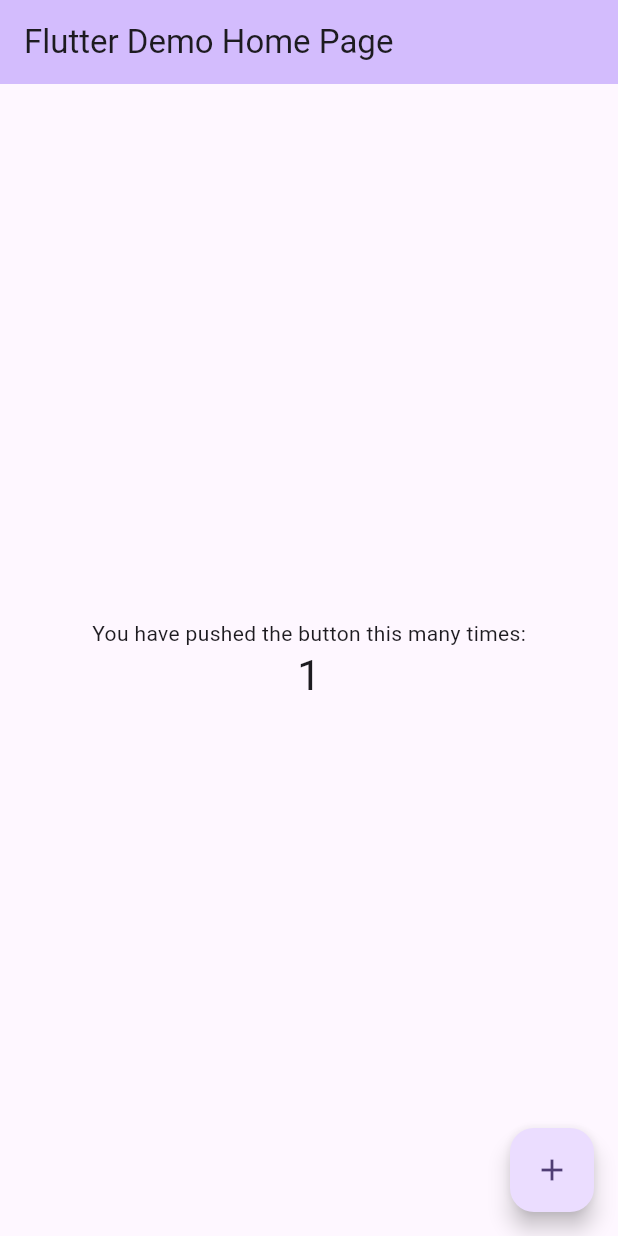
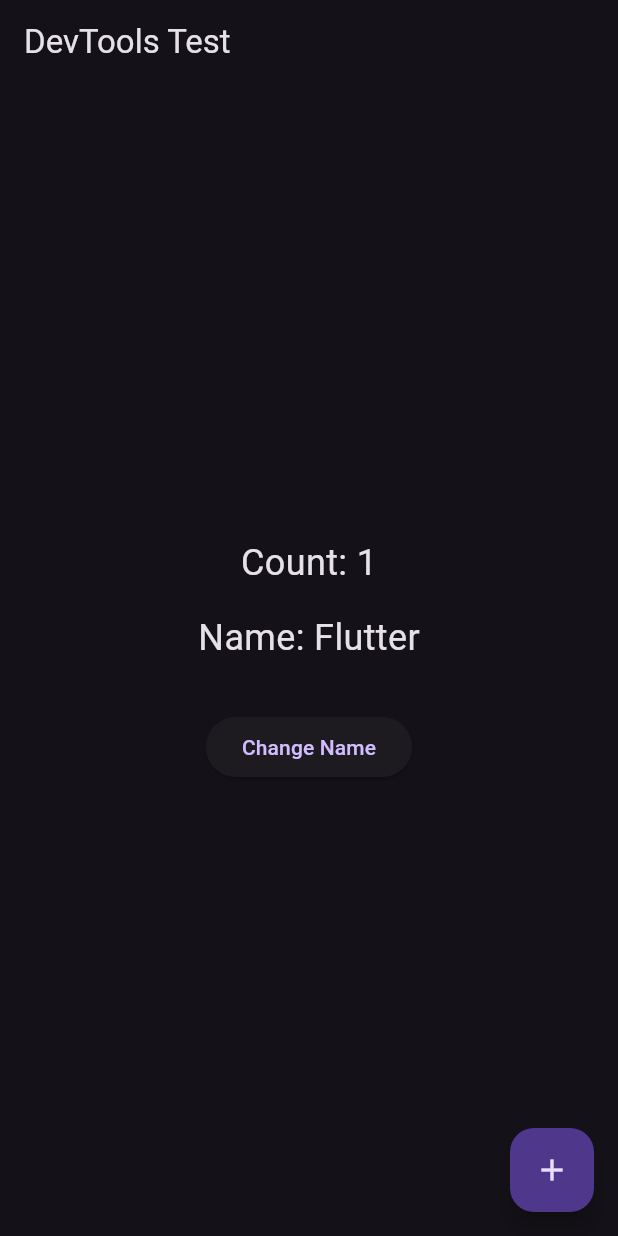
Before and after one commit to yutsuki3/riverpod_devtools, a Flutter app: the screen it shows after launch, after a tap on the "add" icon, on a phone screen of 412 x 824 dp. Run offline on Flutter 3.47's test engine with Material 3 defaults, Android fonts, the phone set to English and light mode, and no system bars; our stand-ins replace flutter_riverpod, vm_service; missing offline and left inert: devtools_extensions.

Commit message:
feat: integrate Riverpod DevTools into the example app with Riverpod for state management.

```diff
--- a/example/lib/main.dart
+++ b/example/lib/main.dart
@@ -1,122 +1,62 @@
 import 'package:flutter/material.dart';
+import 'package:flutter_riverpod/flutter_riverpod.dart';
+import 'package:riverpod_devtools/riverpod_devtools.dart';
+
+final counterProvider = StateProvider<int>((ref) => 0);
+final nameProvider = StateProvider<String>((ref) => 'Flutter');
 
 void main() {
-  runApp(const MyApp());
+  runApp(
+    ProviderScope(
+      observers: [RiverpodDevToolsObserver()],
+      child: const MyApp(),
+    ),
+  );
 }
 
 class MyApp extends StatelessWidget {
   const MyApp({super.key});
 
-  // This widget is the root of your application.
   @override
   Widget build(BuildContext context) {
     return MaterialApp(
-      title: 'Flutter Demo',
-      theme: ThemeData(
-        // This is the theme of your application.
-        //
-        // TRY THIS: Try running your application with "flutter run". You'll see
-        // the application has a purple toolbar. Then, without quitting the app,
-        // try changing the seedColor in the colorScheme below to Colors.green
-        // and then invoke "hot reload" (save your changes or press the "hot
-        // reload" button in a Flutter-supported IDE, or press "r" if you used
-        // the command line to start the app).
-        //
-        // Notice that the counter didn't reset back to zero; the application
-        // state is not lost during the reload. To reset the state, use hot
-        // restart instead.
-        //
-        // This works for code too, not just values: Most code changes can be
-        // tested with just a hot reload.
-        colorScheme: ColorScheme.fromSeed(seedColor: Colors.deepPurple),
-      ),
-      home: const MyHomePage(title: 'Flutter Demo Home Page'),
+      title: 'Riverpod DevTools Test',
+      theme: ThemeData.dark(),
+      home: const HomePage(),
     );
   }
 }
 
-class MyHomePage extends StatefulWidget {
-  const MyHomePage({super.key, required this.title});
-
-  // This widget is the home page of your application. It is stateful, meaning
-  // that it has a State object (defined below) that contains fields that affect
-  // how it looks.
-
-  // This class is the configuration for the state. It holds the values (in this
-  // case the title) provided by the parent (in this case the App widget) and
-  // used by the build method of the State. Fields in a Widget subclass are
-  // always marked "final".
-
-  final String title;
+class HomePage extends ConsumerWidget {
+  const HomePage({super.key});
 
   @override
-  State<MyHomePage> createState() => _MyHomePageState();
-}
+  Widget build(BuildContext context, WidgetRef ref) {
+    final count = ref.watch(counterProvider);
+    final name = ref.watch(nameProvider);
 
-class _MyHomePageState extends State<MyHomePage> {
-  int _counter = 0;
-
-  void _incrementCounter() {
-    setState(() {
-      // This call to setState tells the Flutter framework that something has
-      // changed in this State, which causes it to rerun the build method below
-      // so that the display can reflect the updated values. If we changed
-      // _counter without calling setState(), then the build method would not be
-      // called again, and so nothing would appear to happen.
-      _counter++;
-    });
-  }
-
-  @override
-  Widget build(BuildContext context) {
-    // This method is rerun every time setState is called, for instance as done
-    // by the _incrementCounter method above.
-    //
-    // The Flutter framework has been optimized to make rerunning build methods
-    // fast, so that you can just rebuild anything that needs updating rather
-    // than having to individually change instances of widgets.
     return Scaffold(
-      appBar: AppBar(
-        // TRY THIS: Try changing the color here to a specific color (to
-        // Colors.amber, perhaps?) and trigger a hot reload to see the AppBar
-        // change color while the other colors stay the same.
-        backgroundColor: Theme.of(context).colorScheme.inversePrimary,
-        // Here we take the value from the MyHomePage object that was created by
-        // the App.build method, and use it to set our appbar title.
-        title: Text(widget.title),
-      ),
+      appBar: AppBar(title: const Text('DevTools Test')),
       body: Center(
-        // Center is a layout widget. It takes a single child and positions it
-        // in the middle of the parent.
         child: Column(
-          // Column is also a layout widget. It takes a list of children and
-          // arranges them vertically. By default, it sizes itself to fit its
-          // children horizontally, and tries to be as tall as its parent.
-          //
-          // Column has various properties to control how it sizes itself and
-          // how it positions its children. Here we use mainAxisAlignment to
-          // center the children vertically; the main axis here is the vertical
-          // axis because Columns are vertical (the cross axis would be
-          // horizontal).
-          //
-          // TRY THIS: Invoke "debug painting" (choose the "Toggle Debug Paint"
-          // action in the IDE, or press "p" in the console), to see the
-          // wireframe for each widget.
           mainAxisAlignment: MainAxisAlignment.center,
-          children: <Widget>[
-            const Text('You have pushed the button this many times:'),
-            Text(
-              '$_counter',
-              style: Theme.of(context).textTheme.headlineMedium,
+          children: [
+            Text('Count: $count', style: const TextStyle(fontSize: 24)),
+            const SizedBox(height: 16),
+            Text('Name: $name', style: const TextStyle(fontSize: 24)),
+            const SizedBox(height: 32),
+            ElevatedButton(
+              onPressed:
+                  () => ref.read(nameProvider.notifier).state = 'Riverpod',
+              child: const Text('Change Name'),
             ),
           ],
         ),
       ),
       floatingActionButton: FloatingActionButton(
-        onPressed: _incrementCounter,
-        tooltip: 'Increment',
+        onPressed: () => ref.read(counterProvider.notifier).state++,
         child: const Icon(Icons.add),
-      ), // This trailing comma makes auto-formatting nicer for build methods.
+      ),
     );
   }
 }
```
